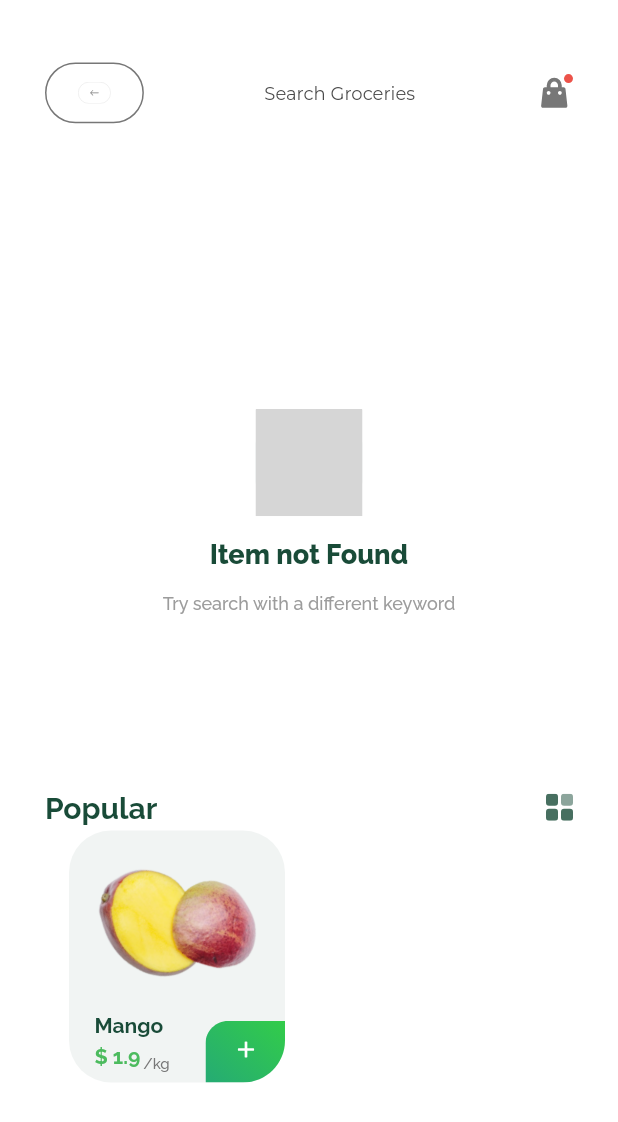
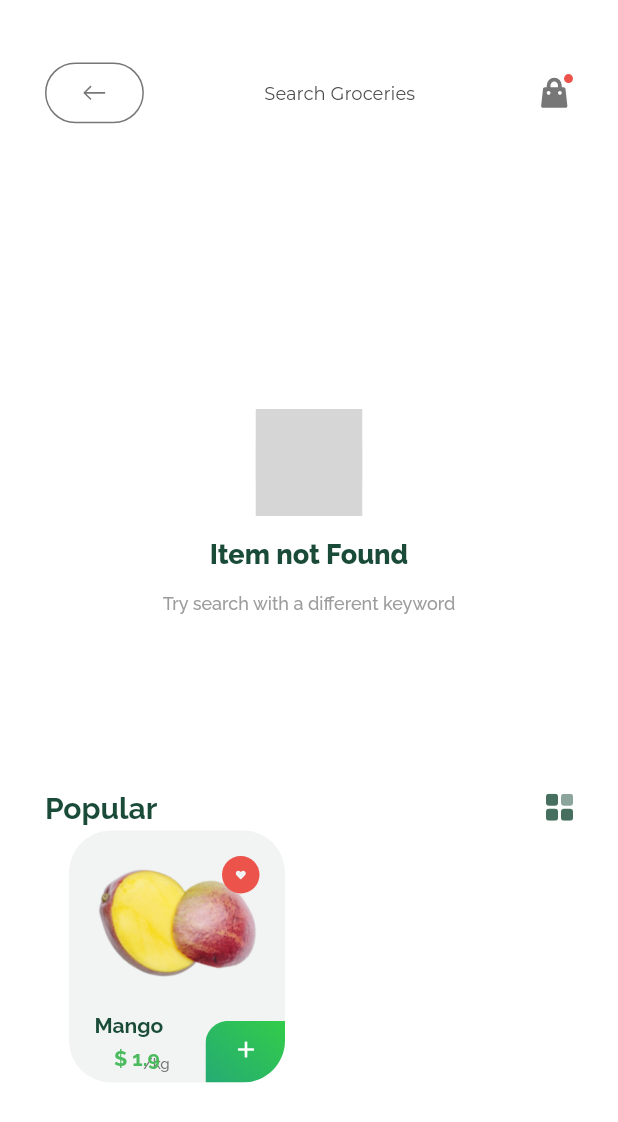
Before and after one commit to ravshan1119/git_tutorial, a Flutter app: the Screen2 screen opened directly, on a phone screen of 412 x 824 dp. Shown: the top 1122 px of the screen. Run offline on Flutter 3.47's test engine with Material 2 defaults, Android fonts, the phone set to English and light mode, and no system bars; drawn by our look-alikes of zoom_tap_animation; our stand-ins replace flutter_screenutil, flutter_svg; project files that could hold a hidden picture were left out; grey boxes are pictures that could not be loaded.

```diff
--- a/lib/main.dart
+++ b/lib/main.dart
@@ -1,5 +1,6 @@
 import 'package:flutter/material.dart';
 import 'package:flutter_screenutil/flutter_screenutil.dart';
+import 'package:git_tutorial/ui/screen_2/screen_2.dart';
 import 'package:git_tutorial/ui/screen_5/screen_5.dart';
 
 void main(){
@@ -16,7 +17,7 @@ class MyApp extends StatelessWidget {
         builder: (context, child) {
           return MaterialApp(
             debugShowCheckedModeBanner: false,
-            home: FifthScreen(),
+            home: Screen2(),
           );
         });
   }
--- a/lib/ui/screen_2/screen_2.dart
+++ b/lib/ui/screen_2/screen_2.dart
@@ -39,7 +39,7 @@ class _Screen2State extends State<Screen2> {
                         child: Padding(
                           padding: const EdgeInsets.symmetric(
                               horizontal: 21, vertical: 11),
-                          child: SvgPicture.asset(AppImages.arrowAppBar),
+                          child: SvgPicture.asset(AppImages.arrow),
                         ),
                       ),
                       onTap: () {},
--- a/lib/utils/app_image.dart
+++ b/lib/utils/app_image.dart
@@ -21,4 +21,6 @@ class AppImages {
   static const String noFavorite = 'assets/svg/no_favorite.svg';
   static const String search = 'assets/svg/search.svg';
   static const String smile = 'assets/svg/smile.svg';
+  static const String arrow = 'assets/svg/arrow.svg';
+  static const String heart = 'assets/svg/heart.svg';
 }
--- a/lib/widgets/global_products.dart
+++ b/lib/widgets/global_products.dart
@@ -60,28 +60,24 @@ class _ProductsState extends State<Products> {
                     ],
                   ),
                 ),
-                Row(
-                  crossAxisAlignment: CrossAxisAlignment.start,
-                  children: [
-                    Padding(
-                      padding: const EdgeInsets.only(left: 17),
-                      child: const Text(
-                        "\$ 1.9",
-                        style: TextStyle(
-                            fontSize: 14,
-                            fontWeight: FontWeight.w700,
-                            color: AppColors.C_4CBB5E,
-                            fontFamily: "Raleway"),
-                      ),
-                    ),
-                  ],
-                ),
               ],
             ),
             Positioned(
-                top: 17,
-                right: 17,
-                child: SvgPicture.asset(AppImages.noFavorite)),
+              top: 17,
+              right: 17,
+              child: Container(
+                decoration: BoxDecoration(
+                  borderRadius: BorderRadius.circular(100),
+                  color: AppColors.C_EC534A
+                ),
+                height: 25,
+                width: 25,
+                child: Padding(
+                  padding: const EdgeInsets.all(8.0),
+                  child: Center(child: SvgPicture.asset(AppImages.heart)),
+                ),
+              ),
+            ),
             Positioned(
                 bottom: 0,
                 right: 0,
@@ -99,6 +95,19 @@ class _ProductsState extends State<Products> {
                     fontFamily: "Raleway"),
               ),
             ),
+
+            Positioned(
+              bottom: 8,
+              left: 30,
+              child: const Text(
+                "\$ 1.9",
+                style: TextStyle(
+                    fontSize: 14,
+                    fontWeight: FontWeight.w700,
+                    color: AppColors.C_4CBB5E,
+                    fontFamily: "Raleway"),
+              ),
+            ),
           ],
         ),
       ),
```
Also changed, not shown: assets/svg/arrow.svg (added), assets/svg/heart.svg (added).
